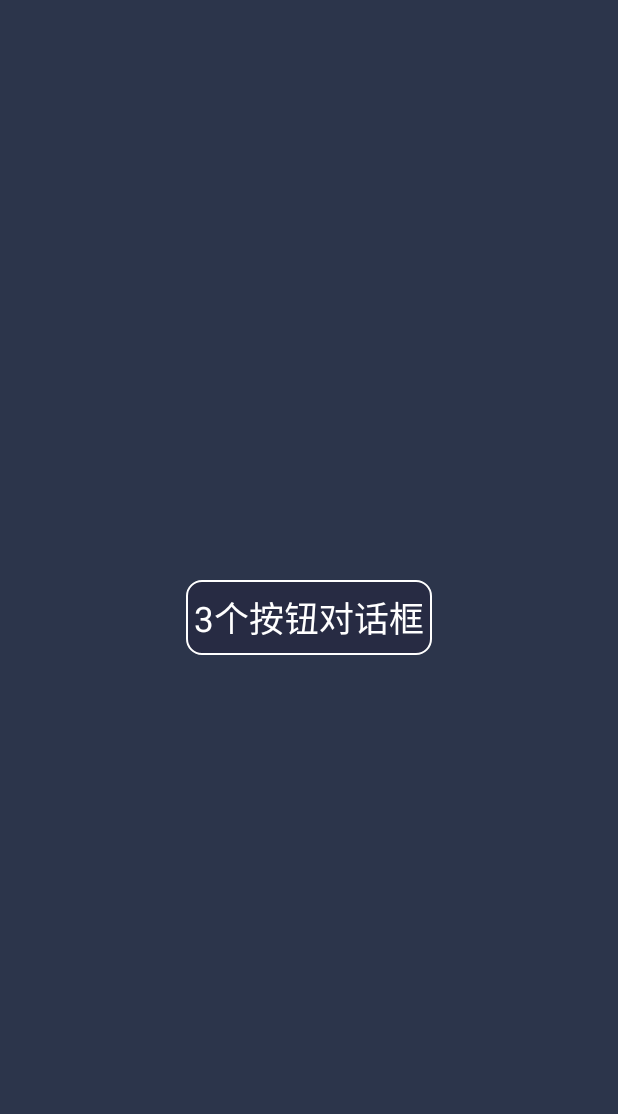
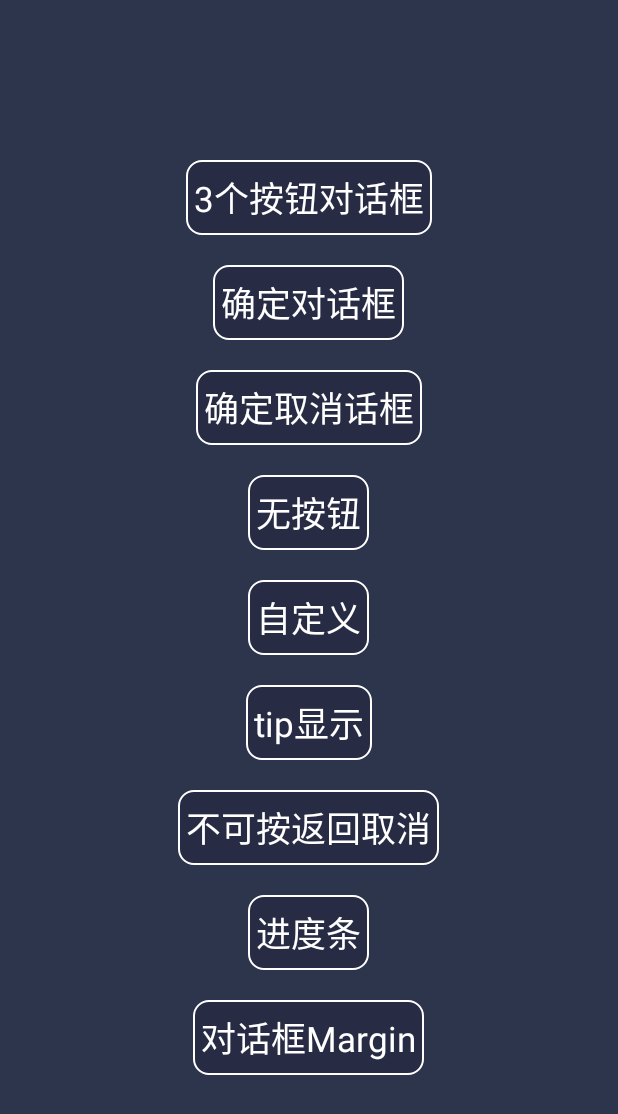
Before and after one commit to sundahao/custom-tv, an Android app: the screen it shows after launch (MainActivity), on a phone screen of 412 x 824 dp. Shown: the top 1114 px of the screen. Run offline under Robolectric (Android 15) with nearby library versions, the phone set to English and light mode, and no system bars; pictures from the network do not load.

Commit message:
[FIX]调节音频音量，出现调节通知类音量

```diff
--- a/lib/src/main/java/com/qgd/commons/tv/util/FocusSoundUtil.java
+++ b/lib/src/main/java/com/qgd/commons/tv/util/FocusSoundUtil.java
@@ -14,6 +14,8 @@ import android.view.ViewParent;
 import android.widget.TextView;
 
 import java.io.IOException;
+
+import static android.content.Context.AUDIO_SERVICE;
 
 /**
  * 作者：ethan on 2016/3/15 11:22
@@ -144,7 +146,7 @@ public class FocusSoundUtil {
     public static boolean loadSoundEffects() {
 
         synchronized (mSoundEffectsLock) {
-            mSoundPool = new SoundPool(NUM_SOUNDPOOL_CHANNELS, AudioManager.STREAM_RING, 0);
+            mSoundPool = new SoundPool(NUM_SOUNDPOOL_CHANNELS, AudioManager.STREAM_MUSIC, 0);
             if (mSoundPool == null) {
                 return false;
             }
@@ -192,7 +194,7 @@ public class FocusSoundUtil {
 
     public static void initSoundEffect(Context context) {
         if (!isLoad) {
-            AudioManager mAudioManager = (AudioManager) context.getSystemService(Context.AUDIO_SERVICE);
+            AudioManager mAudioManager = (AudioManager) context.getSystemService(AUDIO_SERVICE);
             mAudioManager.setStreamMute(AudioManager.STREAM_SYSTEM, true);
             loadSoundEffects();
             isLoad = true;
@@ -228,6 +230,7 @@ public class FocusSoundUtil {
                             public void onCompletion(MediaPlayer mp) {
 
                                 cleanupPlayer(mp);
+
                             }
                         });
                         mediaPlayer.setOnErrorListener(new MediaPlayer.OnErrorListener() {
--- a/sample/src/main/res/layout/activity_main.xml
+++ b/sample/src/main/res/layout/activity_main.xml
@@ -41,7 +41,7 @@
         android:text="确定对话框"
         android:textColor="@color/white"
         android:textSize="23sp"
-        android:visibility="gone" />
+        android:visibility="visible" />
 
     <view
         android:id="@+id/dialogBoth"
@@ -59,7 +59,7 @@
         android:text="确定取消话框"
         android:textColor="@color/white"
         android:textSize="23sp"
-        android:visibility="gone" />
+        android:visibility="visible" />
 
 
     <view
@@ -76,7 +76,7 @@
         android:text="无按钮"
         android:textColor="@color/white"
         android:textSize="23sp"
-        android:visibility="gone" />
+        android:visibility="visible" />
 
     <view
         android:id="@+id/dialogCustom"
@@ -92,7 +92,7 @@
         android:text="自定义"
         android:textColor="@color/white"
         android:textSize="23sp"
-        android:visibility="gone" />
+        android:visibility="visible" />
 
 
     <view
@@ -109,7 +109,7 @@
         android:text="tip显示"
         android:textColor="@color/white"
         android:textSize="23sp"
-        android:visibility="gone" />
+        android:visibility="visible" />
 
     <view
         class="com.qgd.commons.tv.widget.TvTextView"
@@ -124,7 +124,7 @@
         android:text="不可按返回取消"
         android:textColor="@color/white"
         android:textSize="23sp"
-        android:visibility="gone" />
+        android:visibility="visible" />
 
     <view
         class="com.qgd.commons.tv.widget.TvTextView"
@@ -139,7 +139,7 @@
         android:text="进度条"
         android:textColor="@color/white"
         android:textSize="23sp"
-        android:visibility="gone" />
+        android:visibility="visible" />
 
 
     <view
@@ -155,6 +155,6 @@
         android:text="对话框Margin"
         android:textColor="@color/white"
         android:textSize="23sp"
-        android:visibility="gone" />
+        android:visibility="visible" />
 
 </LinearLayout>
```
